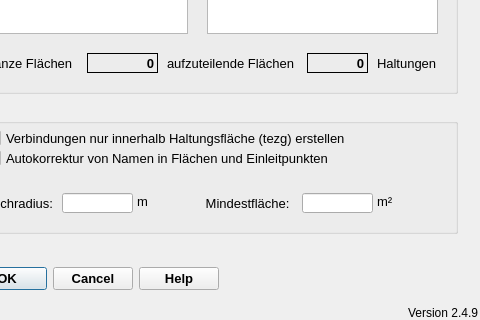
First picture: the form in qkan/linkflaechen/res/application_createlinefl.ui, repository hoettges/QKan, before the edit; both pictures show x 293 to 773 and y 277 to 597 of the 773 by 597 pixel window.
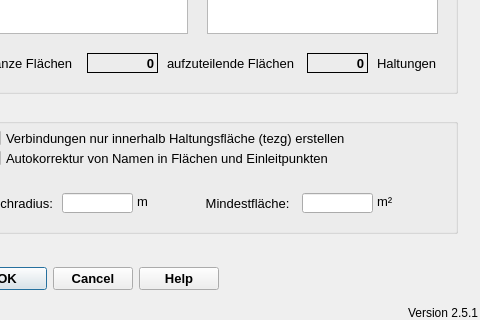
Second picture: the form after the edit.

```diff
--- a/qkan/linkflaechen/res/application_createlinefl.ui
+++ b/qkan/linkflaechen/res/application_createlinefl.ui
@@ -55,7 +55,7 @@
     <string>Version QKan Import</string>
    </property>
    <property name="text">
-    <string>Version 2.4.9</string>
+    <string>Version 2.5.1</string>
    </property>
    <property name="alignment">
     <set>Qt::AlignRight|Qt::AlignTrailing|Qt::AlignVCenter</set>
```
